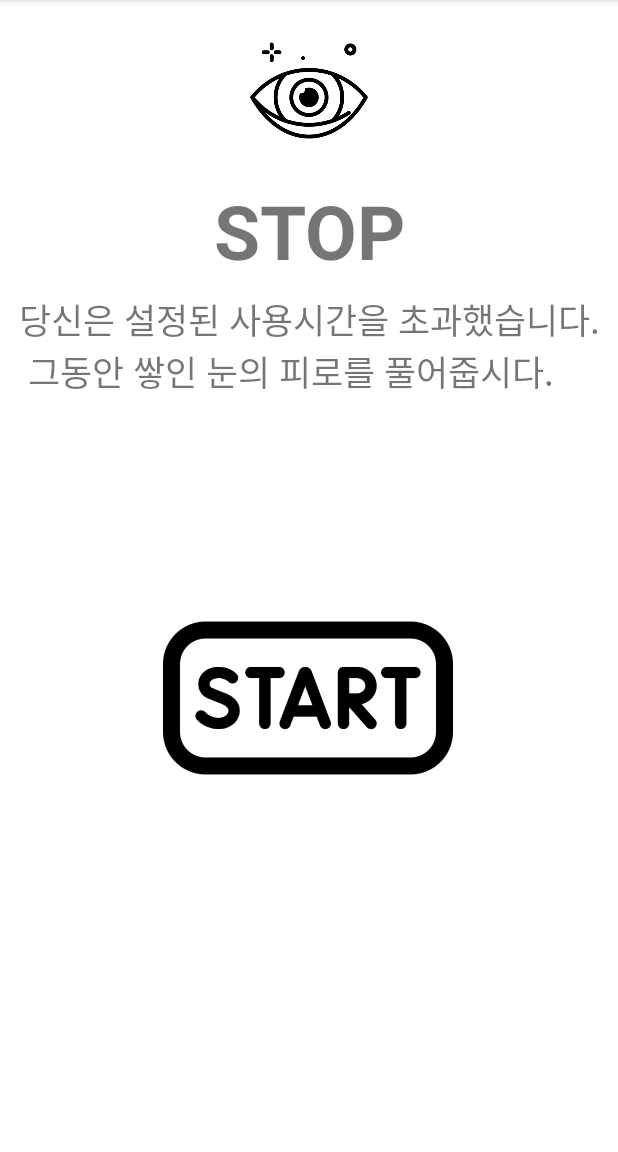
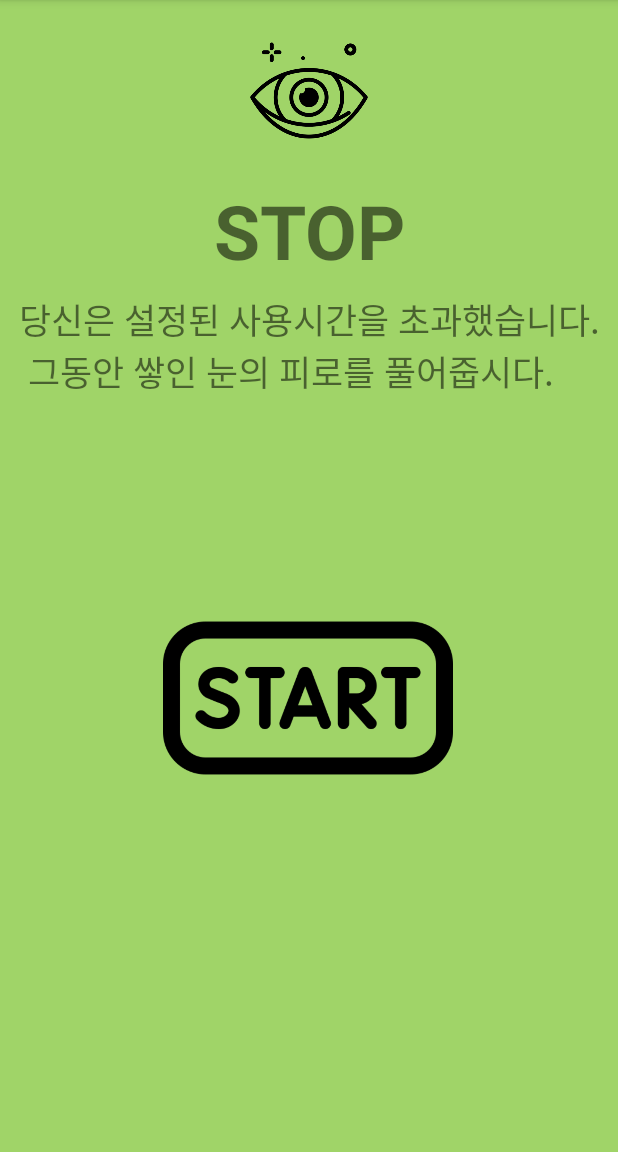
Before and after one commit to prislewarz/GoogleSolutionChallenge2023, an Android app: the screen it shows after launch (MainActivity), on a phone screen of 412 x 824 dp, the part 84-1236 px from its top. Run offline under Robolectric (Android 15) with nearby library versions, the phone set to English and light mode, and no system bars.

Commit message:
눈 스트레칭 시작화면, 목 스트레칭 시작화면, 스트레칭 끝 화면 UI의 색상변화

```diff
--- a/GoogleSolutionChallenge2023/app/src/main/res/values/colors.xml
+++ b/GoogleSolutionChallenge2023/app/src/main/res/values/colors.xml
@@ -7,4 +7,5 @@
     <color name="teal_700">#FF018786</color>
     <color name="black">#FF000000</color>
     <color name="white">#FFFFFFFF</color>
+    <color name="green">#A0D468</color>
 </resources>
--- a/GoogleSolutionChallenge2023/app/src/main/res/values/themes.xml
+++ b/GoogleSolutionChallenge2023/app/src/main/res/values/themes.xml
@@ -9,6 +9,8 @@
         <item name="colorSecondary">@color/teal_200</item>
         <item name="colorSecondaryVariant">@color/teal_700</item>
         <item name="colorOnSecondary">@color/black</item>
+        <item name="android:windowBackground">@color/green</item>
+        <item name="android:textColorPrimary">@color/white</item>
         <!-- Status bar color. -->
         <item name="android:statusBarColor">?attr/colorPrimaryVariant</item>
         <!-- Customize your theme here. -->
```
